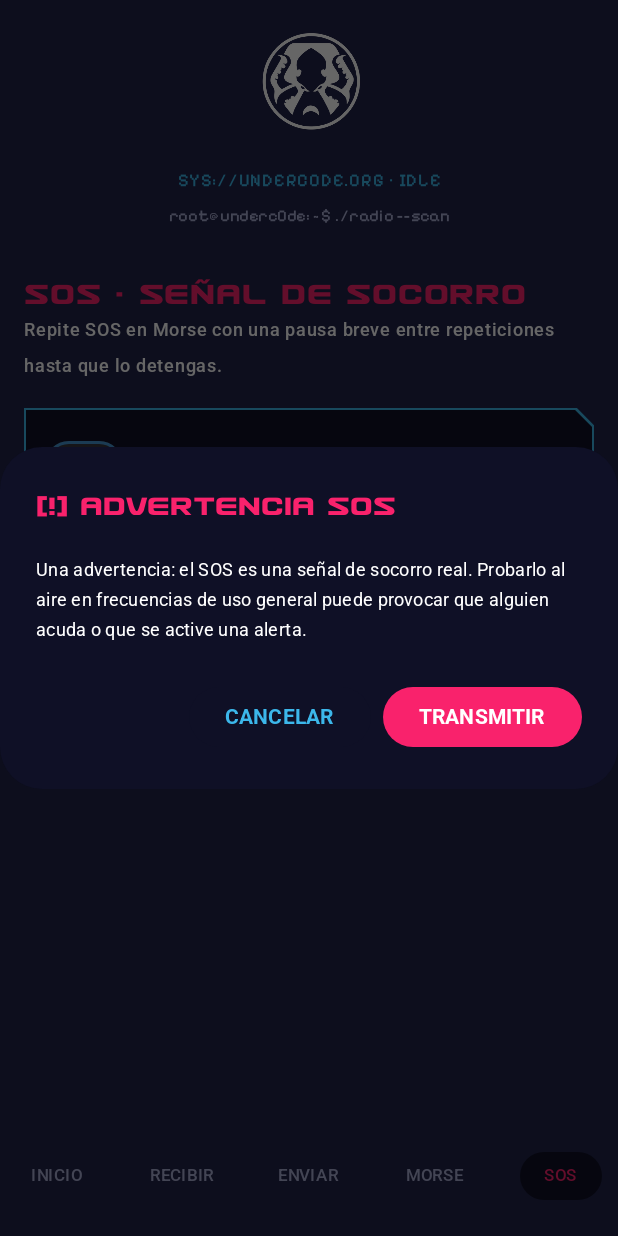
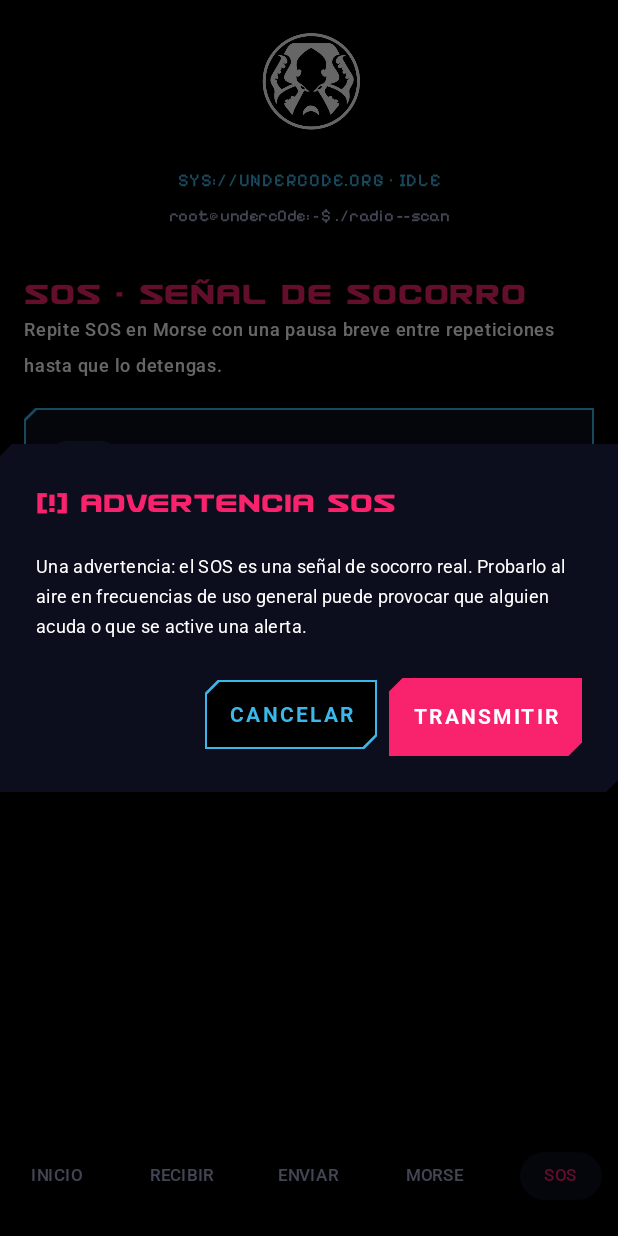
Before and after one commit to nicolasrasomza/Underc0de-RF, an Android app built with Jetpack Compose: the SosScreen screen opened through its navigation route, after a tap on an icon or button, on a phone screen of 412 x 824 dp. Run offline under Robolectric (Android 15) with nearby library versions, the phone set to English and light mode, and no system bars.

Commit message:
Add files via upload

```diff
--- a/app/src/main/java/org/underc0de/underc0derf/ui/TerminalComponents.kt
+++ b/app/src/main/java/org/underc0de/underc0derf/ui/TerminalComponents.kt
@@ -1,10 +1,10 @@
 package org.underc0de.underc0derf.ui
 
+import androidx.compose.foundation.BorderStroke
 import androidx.compose.foundation.Image
 import androidx.compose.foundation.background
 import androidx.compose.foundation.border
 import androidx.compose.foundation.layout.*
-import androidx.compose.foundation.shape.CutCornerShape
 import androidx.compose.material3.*
 import androidx.compose.runtime.Composable
 import androidx.compose.ui.Alignment
@@ -75,15 +75,15 @@ fun ScreenTitle(text: String, color: Color = BrandPrimary, fontSize: TextUnit =
 @Composable
 fun CyberCard(
     modifier: Modifier = Modifier,
-    borderColor: Color = BrandPrimary,
+    borderColor: Color = BrandBorder,
     content: @Composable ColumnScope.() -> Unit
 ) {
     Surface(
         modifier = modifier
             .fillMaxWidth()
-            .border(1.dp, borderColor, CutCornerShape(topEnd = 12.dp, bottomStart = 12.dp)),
+            .border(1.dp, borderColor, BrandCardShape),
         color = BrandSurface,
-        shape = CutCornerShape(topEnd = 12.dp, bottomStart = 12.dp)
+        shape = BrandCardShape
     ) {
         Column(
             modifier = Modifier.padding(14.dp),
@@ -92,6 +92,11 @@ fun CyberCard(
     }
 }
 
+/**
+ * Botón con esquinas cortadas (sup-izq / inf-der).
+ * - Relleno: acción principal ([container] de fondo, [content] para el texto).
+ * - [outlined] = true: acción secundaria, fondo negro con borde y texto del color [container].
+ */
 @Composable
 fun CyberButton(
     text: String,
@@ -99,20 +104,50 @@ fun CyberButton(
     modifier: Modifier = Modifier.fillMaxWidth(),
     enabled: Boolean = true,
     container: Color = BrandPrimary,
-    content: Color = BrandBackground
+    content: Color = BrandBlack,
+    outlined: Boolean = false
 ) {
+    val label: @Composable RowScope.() -> Unit = {
+        Text(
+            text = text,
+            fontFamily = BrandFonts.Subtitle,
+            fontWeight = FontWeight.Bold,
+            letterSpacing = 1.5.sp,
+            textAlign = TextAlign.Center
+        )
+    }
+    if (outlined) {
+        OutlinedButton(
+            onClick = onClick,
+            modifier = modifier.heightIn(min = 46.dp),
+            enabled = enabled,
+            shape = BrandButtonShape,
+            border = BorderStroke(1.dp, if (enabled) container else BrandBorder),
+            colors = ButtonDefaults.outlinedButtonColors(
+                containerColor = BrandBlack,
+                contentColor = container,
+                disabledContainerColor = BrandBlack,
+                disabledContentColor = BrandMuted
+            ),
+            contentPadding = PaddingValues(horizontal = 16.dp, vertical = 12.dp),
+            content = label
+        )
+    } else {
         Button(
             onClick = onClick,
-        modifier = modifier,
+            modifier = modifier.heightIn(min = 52.dp),
             enabled = enabled,
+            shape = BrandButtonShape,
+            border = if (enabled) null else BorderStroke(1.dp, BrandBorder),
             colors = ButtonDefaults.buttonColors(
                 containerColor = container,
                 contentColor = content,
                 disabledContainerColor = BrandSurface,
                 disabledContentColor = BrandMuted
+            ),
+            contentPadding = PaddingValues(horizontal = 16.dp, vertical = 14.dp),
+            content = label
         )
-    ) {
-        Text(text, fontFamily = BrandFonts.Subtitle, fontWeight = FontWeight.Bold)
     }
 }
 
--- a/app/src/main/java/org/underc0de/underc0derf/ui/Theme.kt
+++ b/app/src/main/java/org/underc0de/underc0derf/ui/Theme.kt
@@ -2,6 +2,7 @@ package org.underc0de.underc0derf.ui
 
 import android.annotation.SuppressLint
 import android.content.Context
+import androidx.compose.foundation.shape.CutCornerShape
 import androidx.compose.material3.MaterialTheme
 import androidx.compose.material3.Typography
 import androidx.compose.material3.darkColorScheme
@@ -12,6 +13,7 @@ import androidx.compose.ui.text.TextStyle
 import androidx.compose.ui.text.font.Font
 import androidx.compose.ui.text.font.FontFamily
 import androidx.compose.ui.text.font.FontWeight
+import androidx.compose.ui.unit.dp
 import org.underc0de.underc0derf.R
 
 /*
@@ -24,8 +26,6 @@ import org.underc0de.underc0derf.R
 // ---- Paleta principal ----
 /** Azul institucional. Fondo general de la app (uso predominante). */
 val BrandBlue = Color(0xFF212349)
-/** Variante oscura del azul institucional para paneles/tarjetas (mejora el contraste del texto). */
-val BrandBlueDeep = Color(0xFF0F1026)
 val BrandCeleste = Color(0xFF3CB7EA)
 val BrandCeleste2 = Color(0xFF3DA4DD)
 val BrandCeleste3 = Color(0xFF4594D1)
@@ -38,12 +38,18 @@ val BrandViolet = Color(0xFF914EF5)
 
 // ---- Neutros ----
 val BrandWhite = Color(0xFFFFFFFF)
+/** Fondo general: negro puro (estética terminal). */
+val BrandBlack = Color(0xFF000000)
+/** Paneles/tarjetas: azul institucional muy oscurecido. */
+val BrandPanel = Color(0xFF0C0E1D)
+/** Borde sutil de paneles y botones secundarios deshabilitados. */
+val BrandBorder = Color(0xFF162A3D)
 /** Texto secundario / deshabilitado (blanco atenuado sobre azul). */
 val BrandMuted = Color(0xFFA9ADD3)
 
 // ---- Roles semánticos usados por las pantallas ----
-val BrandBackground = BrandBlue
-val BrandSurface = BrandBlueDeep
+val BrandBackground = BrandBlack
+val BrandSurface = BrandPanel
 val BrandPrimary = BrandCeleste      // acciones principales, títulos de pantalla
 val BrandSuccess = BrandAqua         // transmitiendo / escuchando / OK
 val BrandAlert = BrandMagenta        // SOS, errores, llamados a la acción críticos
@@ -141,8 +147,15 @@ private val BrandColors = darkColorScheme(
     onSurfaceVariant = BrandMuted,
     error = BrandAlert,
     onError = BrandWhite,
-    outline = BrandCeleste3
+    outline = BrandBorder
 )
+
+/**
+ * Forma de los controles: esquinas superior-izquierda e inferior-derecha cortadas en diagonal
+ * (bloques/contenedores del sistema gráfico de la marca).
+ */
+val BrandButtonShape = CutCornerShape(topStart = 9.dp, bottomEnd = 9.dp)
+val BrandCardShape = CutCornerShape(topStart = 8.dp, bottomEnd = 8.dp)
 
 @Composable
 fun Underc0deTheme(content: @Composable () -> Unit) {
--- a/app/src/main/java/org/underc0de/underc0derf/ui/screens/MorseScreen.kt
+++ b/app/src/main/java/org/underc0de/underc0derf/ui/screens/MorseScreen.kt
@@ -41,9 +41,10 @@ fun MorseScreen() {
                 label = { Text("Texto a transmitir", color = BrandPrimary, fontFamily = BrandFonts.Body) },
                 modifier = Modifier.fillMaxWidth(),
                 enabled = !Transmitter.busy,
+                shape = BrandCardShape,
                 colors = OutlinedTextFieldDefaults.colors(
                     focusedBorderColor = BrandPrimary,
-                    unfocusedBorderColor = BrandPrimary.copy(alpha = 0.4f),
+                    unfocusedBorderColor = BrandBorder,
                     disabledBorderColor = BrandPrimary.copy(alpha = 0.2f),
                     focusedTextColor = BrandText,
                     unfocusedTextColor = BrandText,
--- a/app/src/main/java/org/underc0de/underc0derf/ui/screens/ReceiveScreen.kt
+++ b/app/src/main/java/org/underc0de/underc0derf/ui/screens/ReceiveScreen.kt
@@ -10,7 +10,6 @@ import androidx.compose.foundation.background
 import androidx.compose.foundation.border
 import androidx.compose.foundation.layout.*
 import androidx.compose.foundation.rememberScrollState
-import androidx.compose.foundation.shape.CutCornerShape
 import androidx.compose.foundation.verticalScroll
 import androidx.compose.material3.*
 import androidx.compose.runtime.*
@@ -130,12 +129,12 @@ fun ReceiveScreen() {
 
             Spacer(modifier = Modifier.height(16.dp))
 
-            val shape = CutCornerShape(topEnd = 12.dp, bottomStart = 12.dp)
+            val shape = BrandCardShape
             Box(
                 modifier = Modifier
                     .fillMaxWidth()
                     .aspectRatio(4f / 3f)
-                    .border(1.dp, BrandPrimary, shape)
+                    .border(1.dp, BrandPrimary.copy(alpha = 0.6f), shape)
                     .background(BrandSurface, shape),
                 contentAlignment = Alignment.Center
             ) {
@@ -193,6 +192,7 @@ fun ReceiveScreen() {
             CyberButton(
                 text = "[ GUARDAR IMAGEN ]",
                 enabled = bitmap != null,
+                outlined = true,
                 onClick = {
                     val needsPermission = Build.VERSION.SDK_INT < Build.VERSION_CODES.Q &&
                         ContextCompat.checkSelfPermission(
--- a/app/src/main/java/org/underc0de/underc0derf/ui/screens/SendScreen.kt
+++ b/app/src/main/java/org/underc0de/underc0derf/ui/screens/SendScreen.kt
@@ -70,12 +70,12 @@ fun SendScreen() {
 
             Spacer(modifier = Modifier.height(16.dp))
 
-            val shape = androidx.compose.foundation.shape.CutCornerShape(topEnd = 12.dp, bottomStart = 12.dp)
+            val shape = BrandCardShape
             Box(
                 modifier = Modifier
                     .fillMaxWidth()
                     .aspectRatio(4f / 3f)
-                    .border(1.dp, BrandPrimary, shape)
+                    .border(1.dp, BrandPrimary.copy(alpha = 0.6f), shape)
                     .background(BrandSurface, shape),
                 contentAlignment = Alignment.Center
             ) {
@@ -107,6 +107,7 @@ fun SendScreen() {
             CyberButton(
                 text = "[ SELECCIONAR IMAGEN ]",
                 enabled = !Transmitter.busy,
+                outlined = true,
                 onClick = {
                     picker.launch(PickVisualMediaRequest(ActivityResultContracts.PickVisualMedia.ImageOnly))
                 }
--- a/app/src/main/java/org/underc0de/underc0derf/ui/screens/SosScreen.kt
+++ b/app/src/main/java/org/underc0de/underc0derf/ui/screens/SosScreen.kt
@@ -214,7 +214,11 @@ fun SosScreen() {
                 )
             },
             confirmButton = {
-                Button(
+                CyberButton(
+                    text = "TRANSMITIR",
+                    modifier = Modifier,
+                    container = BrandAlert,
+                    content = BrandText,
                     onClick = {
                         showConfirm = false
                         val needsNotif = Build.VERSION.SDK_INT >= 33 &&
@@ -226,20 +230,18 @@ fun SosScreen() {
                         } else {
                             startSos(context)
                         }
-                    },
-                    colors = ButtonDefaults.buttonColors(containerColor = BrandAlert, contentColor = BrandText)
-                ) {
-                    Text("TRANSMITIR", fontFamily = BrandFonts.Subtitle, fontWeight = FontWeight.Bold)
-                }
+                    }
+                )
             },
             dismissButton = {
-                Button(
-                    onClick = { showConfirm = false },
-                    colors = ButtonDefaults.buttonColors(containerColor = BrandSurface)
-                ) {
-                    Text("CANCELAR", color = BrandPrimary, fontFamily = BrandFonts.Subtitle, fontWeight = FontWeight.Bold)
-                }
+                CyberButton(
+                    text = "CANCELAR",
+                    modifier = Modifier,
+                    outlined = true,
+                    onClick = { showConfirm = false }
+                )
             },
+            shape = BrandCardShape,
             containerColor = BrandSurface
         )
     }
--- a/app/src/main/res/values/colors.xml
+++ b/app/src/main/res/values/colors.xml
@@ -2,6 +2,7 @@
 <resources>
     <!-- Manual de Marca Underc0de -->
     <color name="brand_blue">#212349</color>
+    <color name="brand_black">#000000</color>
     <color name="brand_celeste">#3CB7EA</color>
     <!-- Fondo del ícono adaptativo: color del fondo de "icono Underc0de-RF.png" -->
     <color name="ic_launcher_background">#00091E</color>
--- a/app/src/main/res/values/themes.xml
+++ b/app/src/main/res/values/themes.xml
@@ -1,12 +1,12 @@
 <?xml version="1.0" encoding="utf-8"?>
 <resources>
-    <!-- Fondo y barras del sistema con el azul institucional (#212349) para evitar
+    <!-- Fondo y barras del sistema en negro (igual que la UI) para evitar
          el destello blanco/gris al abrir la app. -->
     <style name="Theme.Underc0deRF" parent="@android:style/Theme.Material.NoActionBar">
-        <item name="android:windowBackground">@color/brand_blue</item>
-        <item name="android:colorBackground">@color/brand_blue</item>
-        <item name="android:statusBarColor">@color/brand_blue</item>
-        <item name="android:navigationBarColor">@color/brand_blue</item>
+        <item name="android:windowBackground">@color/brand_black</item>
+        <item name="android:colorBackground">@color/brand_black</item>
+        <item name="android:statusBarColor">@color/brand_black</item>
+        <item name="android:navigationBarColor">@color/brand_black</item>
         <item name="android:colorPrimary">@color/brand_celeste</item>
         <item name="android:colorAccent">@color/brand_celeste</item>
     </style>
```
Lines whose indentation alone changed are shown as unchanged.
